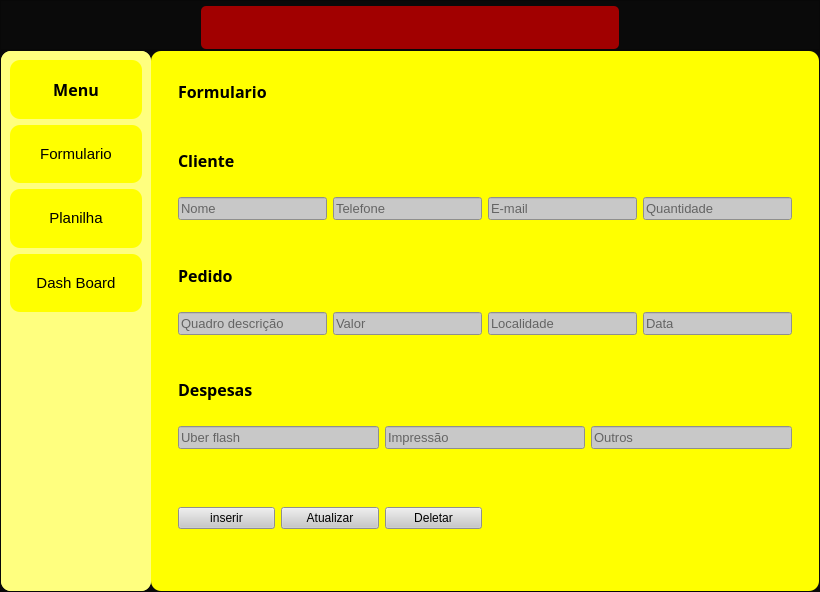
First picture: the form in v2.ui, repository Ton-Chyod-s/Estudo-sql-python, before the edit.
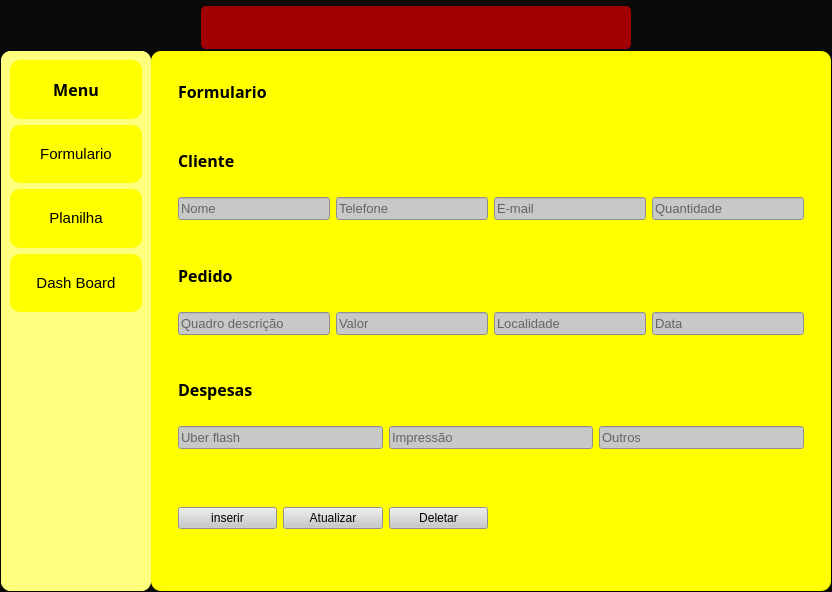
Second picture: the form after the edit.

Commit message: doc: ATT

```diff
--- a/v2.ui
+++ b/v2.ui
@@ -6,7 +6,7 @@
    <rect>
     <x>0</x>
     <y>0</y>
-    <width>820</width>
+    <width>832</width>
     <height>592</height>
    </rect>
   </property>
```
Left out of the diff: 30 changed lines with no effect on the pictures.
